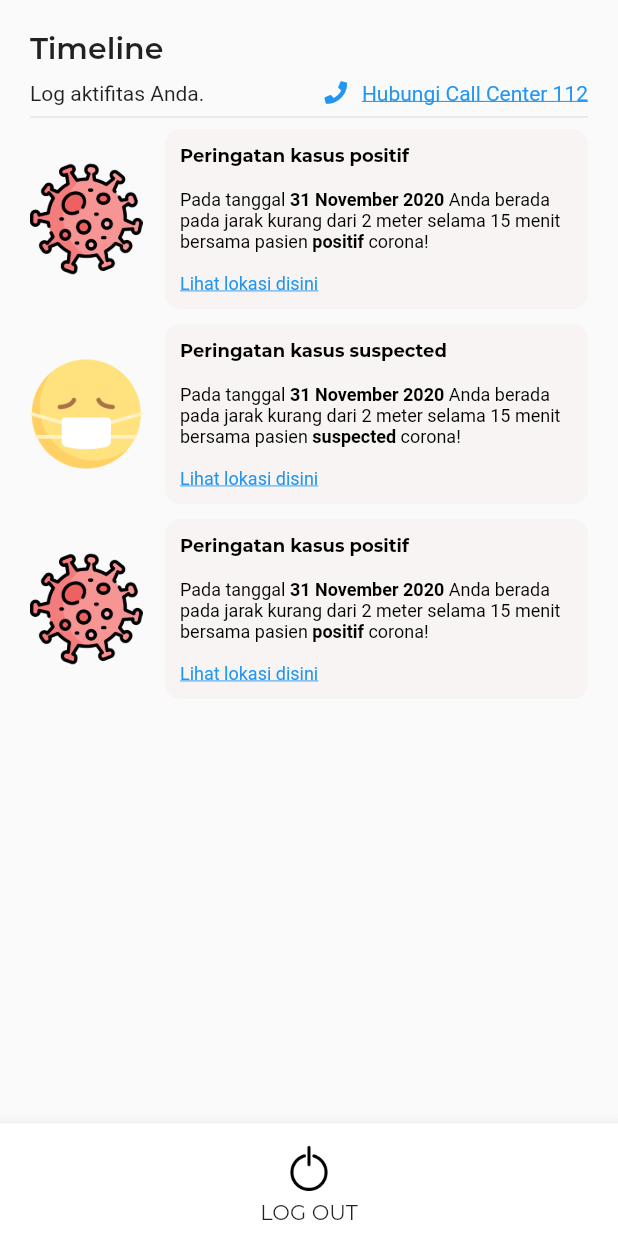
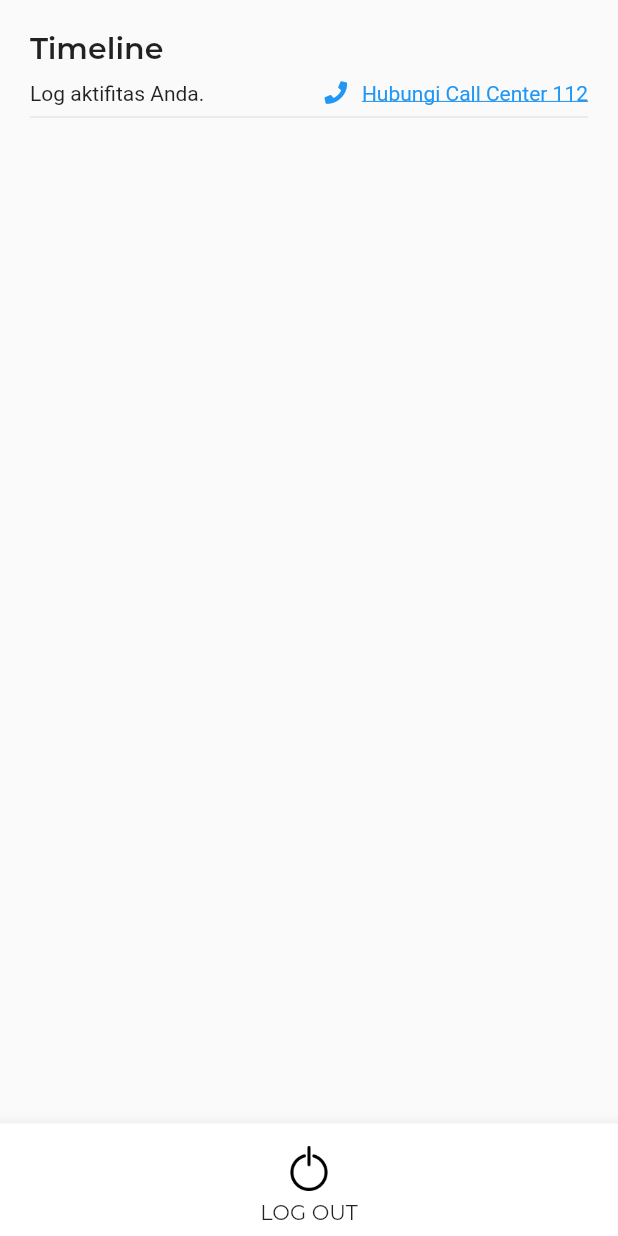
Before and after one commit to coronatorid/coronator, a Flutter app: the TimelineScreen screen opened by its route, on a phone screen of 412 x 824 dp. Run offline on Flutter 3.47's test engine with Material 2 defaults, Android fonts, the light colour scheme and no system bars; our stand-ins replace font_awesome_flutter, geolocator, shared_preferences, synchronized; missing offline and left inert: workmanager; accounts and stored records are empty; Roboto replaces fonts that are missing (Hind); project files that could hold a hidden picture were left out.

Commit message:
Add comment in some coronator content

```diff
--- a/lib/src/screen/timeline_screen.dart
+++ b/lib/src/screen/timeline_screen.dart
@@ -116,15 +116,16 @@ class TimelineScreen extends StatelessWidget {
                 Expanded(
                   child: ListView(
                     children: [
-                      positiveCases(context),
-                      SizedBox(
-                        height: 10,
-                      ),
-                      suspectedCases(context),
-                      SizedBox(
-                        height: 10,
-                      ),
-                      positiveCases(context),
+                      // TODO: Call api for this
+                      // positiveCases(context),
+                      // SizedBox(
+                      //   height: 10,
+                      // ),
+                      // suspectedCases(context),
+                      // SizedBox(
+                      //   height: 10,
+                      // ),
+                      // positiveCases(context),
                     ],
                   ),
                 )
```
